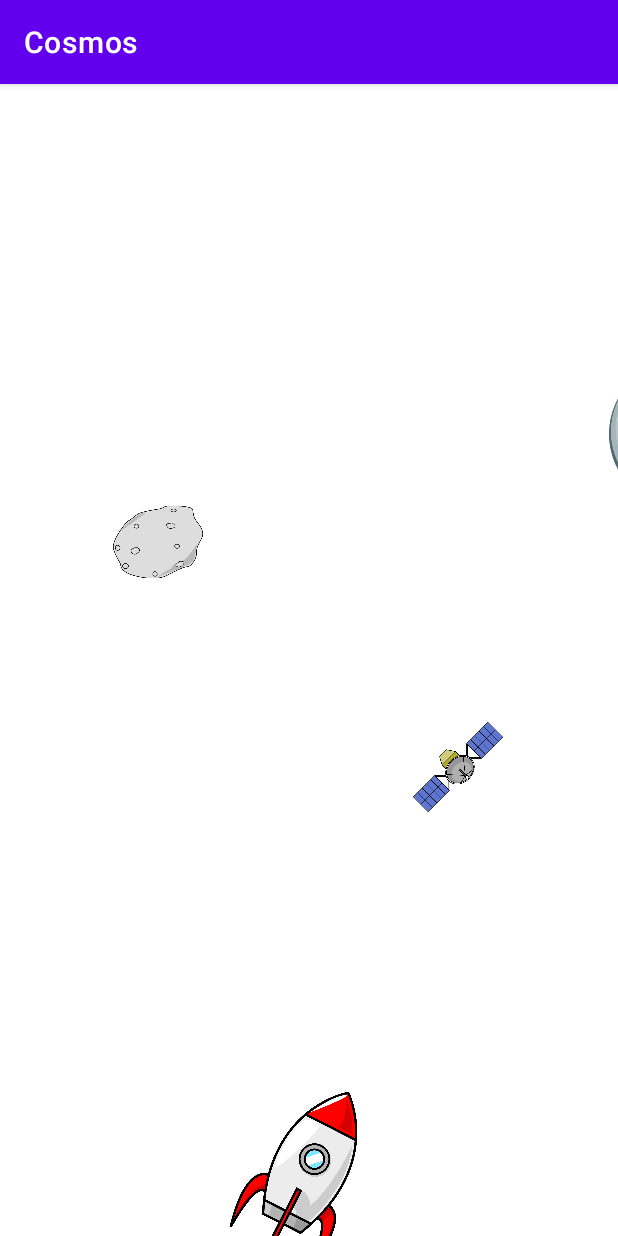
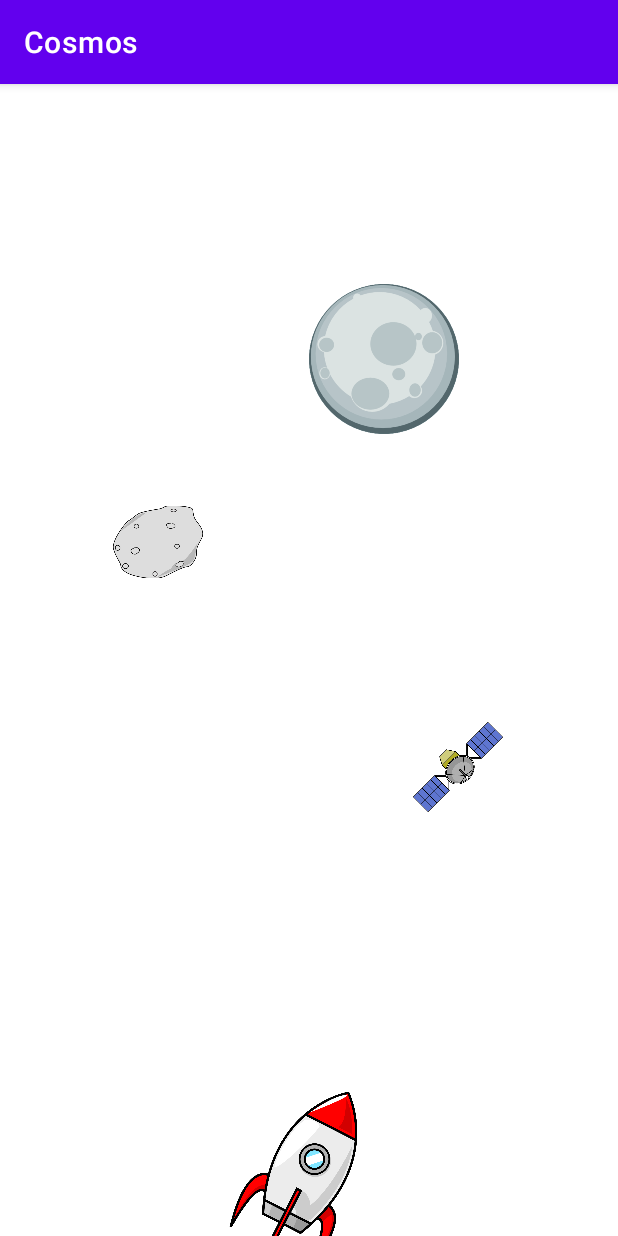
Before and after one commit to Jimson123/MountainMadness2021---Cosmos, an Android app: the game screen opened directly, with no data from a screen before it, on a phone screen of 412 x 824 dp. Run offline under Robolectric (Android 15) with nearby library versions, the phone set to English and light mode, and no system bars.

Commit message:
Removed constraints on the moon.

```diff
--- a/app/src/main/res/layout/activity_game.xml
+++ b/app/src/main/res/layout/activity_game.xml
@@ -21,11 +21,8 @@
         android:id="@+id/goal"
         android:layout_width="100dp"
         android:layout_height="100dp"
-        android:layout_marginStart="200dp"
-        android:layout_marginTop="50dp"
-        app:layout_constraintStart_toStartOf="parent"
-        app:layout_constraintTop_toTopOf="parent"
-        app:srcCompat="@drawable/moon" />
+        app:srcCompat="@drawable/moon"
+        tools:layout_editor_absoluteY="50dp" />
 
     <ImageView
         android:id="@+id/asteroid"
```
